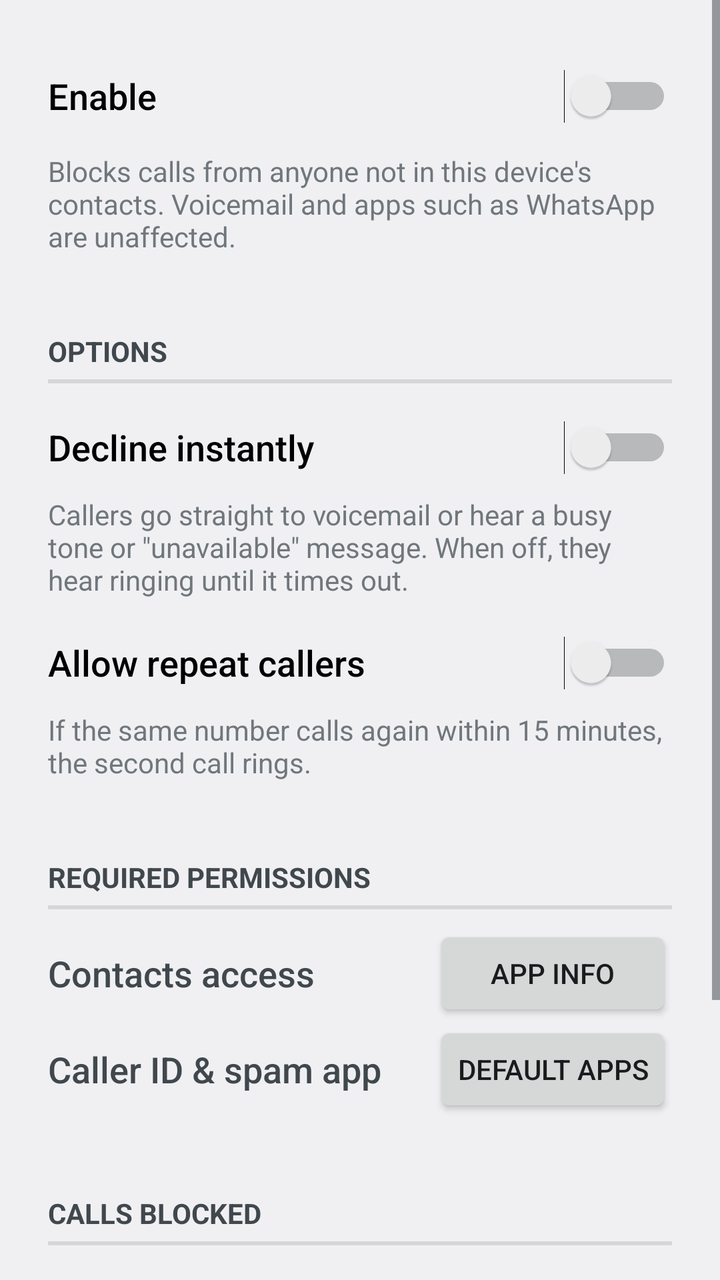
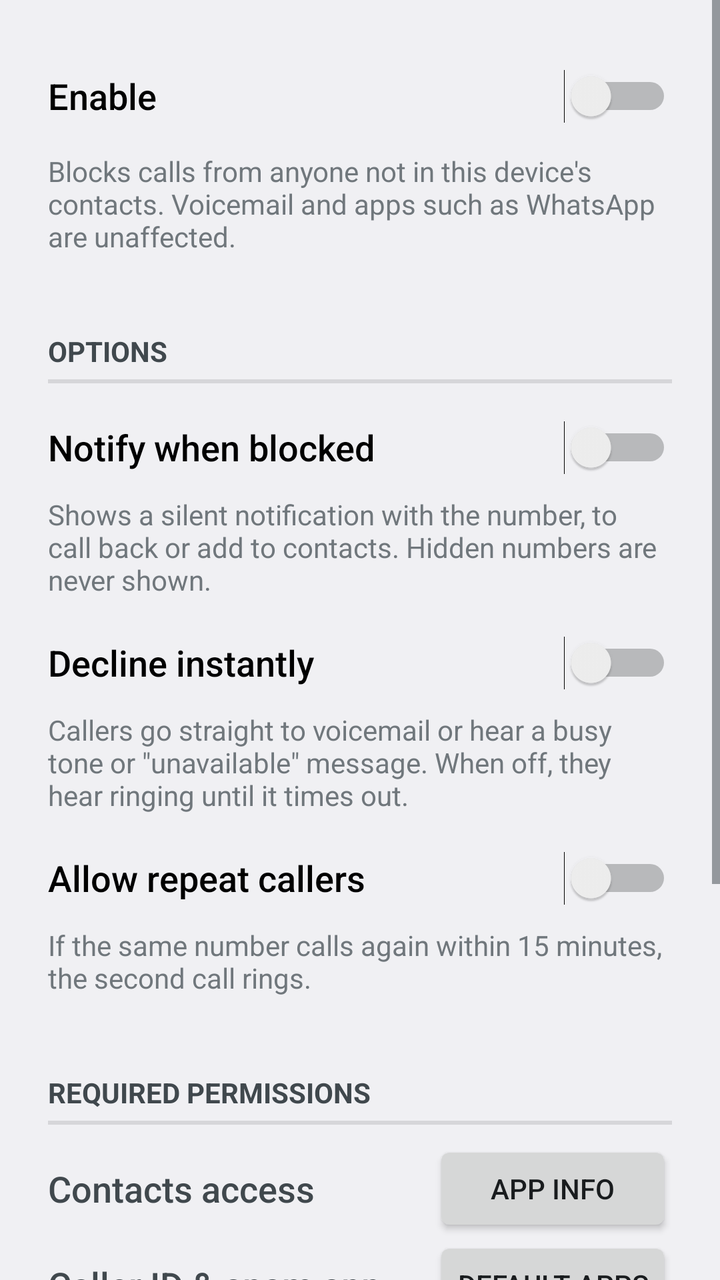

Screens rendered from an Android XML layout before and after an edit, with the pre-edit source and the edit as a unified diff.
<!-- AndroidManifest.xml: application theme AppTheme -->
<!-- res/layout/activity_main.xml -->
<?xml version="1.0" encoding="utf-8"?>
<ScrollView xmlns:android="http://schemas.android.com/apk/res/android"
    android:layout_width="match_parent"
    android:layout_height="match_parent"
    android:id="@+id/root">

    <LinearLayout
        android:layout_width="match_parent"
        android:layout_height="wrap_content"
        android:orientation="vertical"
        android:padding="24dp">

        <Switch
            android:id="@+id/toggle"
            style="@style/SettingSwitch"
            android:text="@string/toggle" />

        <TextView
            android:layout_width="match_parent"
            android:layout_height="wrap_content"
            android:textAppearance="?android:attr/textAppearanceSmall"
            android:layout_marginTop="4dp"
            android:text="@string/description" />

        
        <LinearLayout
            android:id="@+id/options"
            android:layout_width="match_parent"
            android:layout_height="wrap_content"
            android:orientation="vertical">

            <TextView
                style="?android:attr/listSeparatorTextViewStyle"
                android:layout_marginTop="32dp"
                android:paddingStart="0dp"
                android:text="@string/options" />

            <Switch
                android:id="@+id/instant_decline"
                style="@style/SettingSwitch"
                android:layout_marginTop="8dp"
                android:text="@string/instant_decline" />

            <TextView
                android:layout_width="match_parent"
                android:layout_height="wrap_content"
                android:textAppearance="?android:attr/textAppearanceSmall"
                android:text="@string/instant_decline_desc" />

            <Switch
                android:id="@+id/repeat_callers"
                style="@style/SettingSwitch"
                android:layout_marginTop="8dp"
                android:text="@string/repeat_callers" />

            <TextView
                android:layout_width="match_parent"
                android:layout_height="wrap_content"
                android:textAppearance="?android:attr/textAppearanceSmall"
                android:text="@string/repeat_callers_desc" />

            
            <Button
                android:id="@+id/add_tile"
                android:layout_width="wrap_content"
                android:layout_height="wrap_content"
                android:layout_marginTop="16dp"
                android:text="@string/add_tile"
                android:visibility="gone" />
        </LinearLayout>

        
        <LinearLayout
            android:id="@+id/permissions"
            android:layout_width="match_parent"
            android:layout_height="wrap_content"
            android:orientation="vertical">

            <TextView
                style="?android:attr/listSeparatorTextViewStyle"
                android:layout_marginTop="32dp"
                android:paddingStart="0dp"
                android:layout_marginBottom="8dp"
                android:text="@string/permissions" />

            <TableLayout
                android:layout_width="match_parent"
                android:layout_height="wrap_content"
                android:shrinkColumns="0"
                android:stretchColumns="0">

                <TableRow
                    android:id="@+id/row_contacts"
                    android:gravity="center_vertical"
                    android:minHeight="48dp">

                    <TextView
                        android:text="@string/perm_contacts"
                        android:textAppearance="?android:attr/textAppearanceMedium" />

                    <Button
                        android:id="@+id/open_app_info"
                        android:text="@string/app_info" />
                </TableRow>

                <TableRow
                    android:id="@+id/row_role"
                    android:gravity="center_vertical"
                    android:minHeight="48dp">

                    <TextView
                        android:text="@string/perm_role"
                        android:textAppearance="?android:attr/textAppearanceMedium" />

                    <Button
                        android:id="@+id/open_default_apps"
                        android:text="@string/default_apps" />
                </TableRow>
            </TableLayout>
        </LinearLayout>

        <TextView
            style="?android:attr/listSeparatorTextViewStyle"
            android:layout_marginTop="32dp"
            android:paddingStart="0dp"
            android:layout_marginBottom="8dp"
            android:text="@string/blocked_calls" />

        <TableLayout
            android:layout_width="match_parent"
            android:layout_height="wrap_content"
            android:stretchColumns="1"
            android:shrinkColumns="1">

            <TableRow android:paddingVertical="4dp">

                <TextView
                    android:text="@string/stats_total"
                    android:textAppearance="?android:attr/textAppearanceMedium" />

                <TextView
                    android:id="@+id/stats_total"
                    android:gravity="end"
                    android:textAppearance="?android:attr/textAppearanceMedium" />
            </TableRow>

            <TableRow android:paddingVertical="4dp">

                <TextView
                    android:text="@string/stats_recent"
                    android:textAppearance="?android:attr/textAppearanceMedium" />

                <TextView
                    android:id="@+id/stats_recent"
                    android:autoLink="phone"
                    android:gravity="end"
                    android:textAppearance="?android:attr/textAppearanceMedium"
                    android:textIsSelectable="true" />
            </TableRow>
        </TableLayout>

        <TextView
            android:layout_width="match_parent"
            android:layout_height="wrap_content"
            android:layout_marginTop="32dp"
            android:text="@string/builtin_note"
            android:textAppearance="?android:attr/textAppearanceSmall" />
    </LinearLayout>
</ScrollView>
<!-- resources referenced by this layout -->
<resources>
  <string name="add_tile">Add to Quick Settings</string>
  <string name="app_info">App info</string>
  <string name="blocked_calls">Calls blocked</string>
  <string name="builtin_note"><b>Tip:</b> Your phone app may already have this setting built in. Options like \"Block unidentified callers\" usually only apply to hidden numbers, not unknown ones.</string>
  <string name="default_apps">Default apps</string>
  <string name="description">Blocks calls from anyone not in this device\'s contacts. Voicemail and apps such as WhatsApp are unaffected.</string>
  <string name="instant_decline">Decline instantly</string>
  <string name="instant_decline_desc">Callers go straight to voicemail or hear a busy tone or \"unavailable\" message. When off, they hear ringing until it times out.</string>
  <string name="options">Options</string>
  <string name="perm_contacts">Contacts access</string>
  <string name="perm_role">Caller ID &amp; spam app</string>
  <string name="permissions">Required permissions</string>
  <string name="repeat_callers">Allow repeat callers</string>
  <string name="repeat_callers_desc">If the same number calls again within 15 minutes, the second call rings.</string>
  <string name="stats_recent">Last</string>
  <string name="stats_total">Total</string>
  <string name="toggle">Enable</string>
  <style name="SettingSwitch">
          <item name="android:layout_width">match_parent</item>
          <item name="android:layout_height">wrap_content</item>
          <item name="android:minHeight">48dp</item>
          <item name="android:textAppearance">?android:attr/textAppearanceMedium</item>
      </style>
  <style name="AppTheme" parent="@android:style/Theme.DeviceDefault.DayNight">
          <item name="android:windowLightStatusBar">?android:attr/isLightTheme</item>
          <item name="android:windowLightNavigationBar">?android:attr/isLightTheme</item>
          <item name="android:actionBarStyle">@style/HeaderBar</item>
      </style>
  <style name="HeaderBar" parent="@android:style/Widget.DeviceDefault.ActionBar.Solid">
          <item name="android:titleTextStyle">@style/HeaderBarTitle</item>
      </style>
  <style name="HeaderBarTitle" parent="@android:style/TextAppearance.DeviceDefault.Widget.ActionBar.Title">
          <item name="android:textSize">20dp</item>
      </style>
</resources>

<!-- the commit's change to res/layout/activity_main.xml (unified diff, before → after) -->
@@ -34,6 +34,18 @@
                 android:layout_marginTop="32dp"
                 android:paddingStart="0dp"
                 android:text="@string/options" />
+
+            <Switch
+                android:id="@+id/notify"
+                style="@style/SettingSwitch"
+                android:layout_marginTop="8dp"
+                android:text="@string/notify" />
+
+            <TextView
+                android:layout_width="match_parent"
+                android:layout_height="wrap_content"
+                android:textAppearance="?android:attr/textAppearanceSmall"
+                android:text="@string/notify_desc" />
 
             <Switch
                 android:id="@+id/instant_decline"
@@ -152,10 +164,8 @@
 
                 <TextView
                     android:id="@+id/stats_recent"
-                    android:autoLink="phone"
                     android:gravity="end"
-                    android:textAppearance="?android:attr/textAppearanceMedium"
-                    android:textIsSelectable="true" />
+                    android:textAppearance="?android:attr/textAppearanceMedium" />
             </TableRow>
         </TableLayout>
 
<!-- resource entries referenced after the edit -->
@@ -8,6 +8,8 @@
   <string name="description">Blocks calls from anyone not in this device\'s contacts. Voicemail and apps such as WhatsApp are unaffected.</string>
   <string name="instant_decline">Decline instantly</string>
   <string name="instant_decline_desc">Callers go straight to voicemail or hear a busy tone or \"unavailable\" message. When off, they hear ringing until it times out.</string>
+  <string name="notify">Notify when blocked</string>
+  <string name="notify_desc">Shows a silent notification with the number, to call back or add to contacts. Hidden numbers are never shown.</string>
   <string name="options">Options</string>
   <string name="perm_contacts">Contacts access</string>
   <string name="perm_role">Caller ID &amp; spam app</string>
